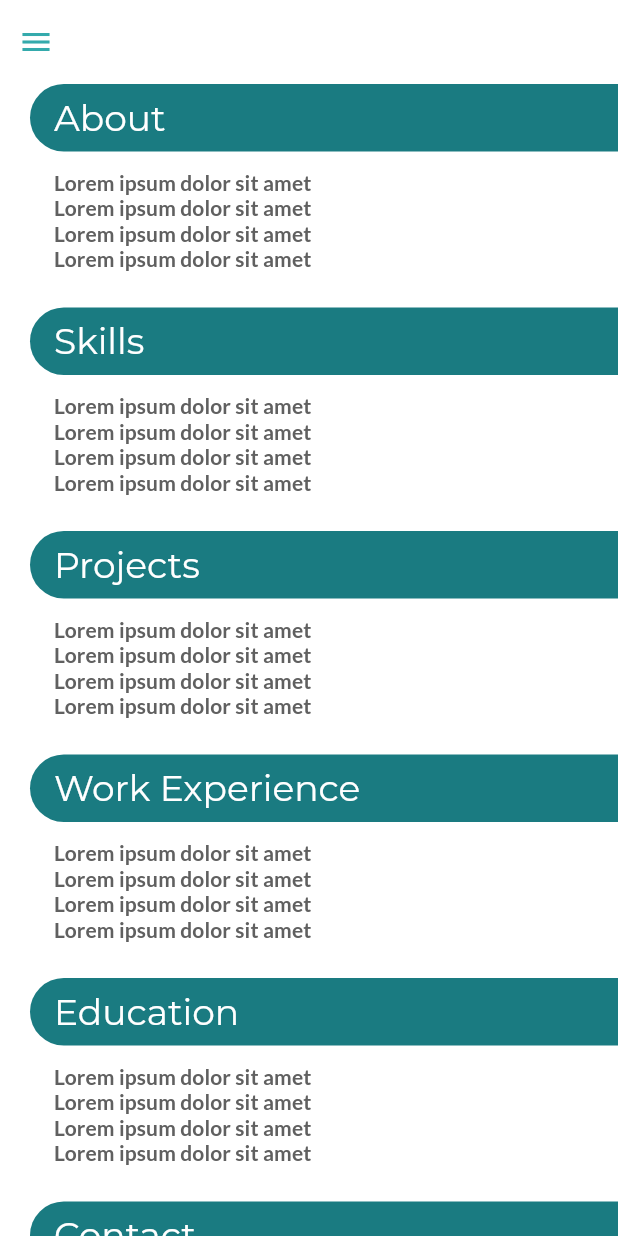
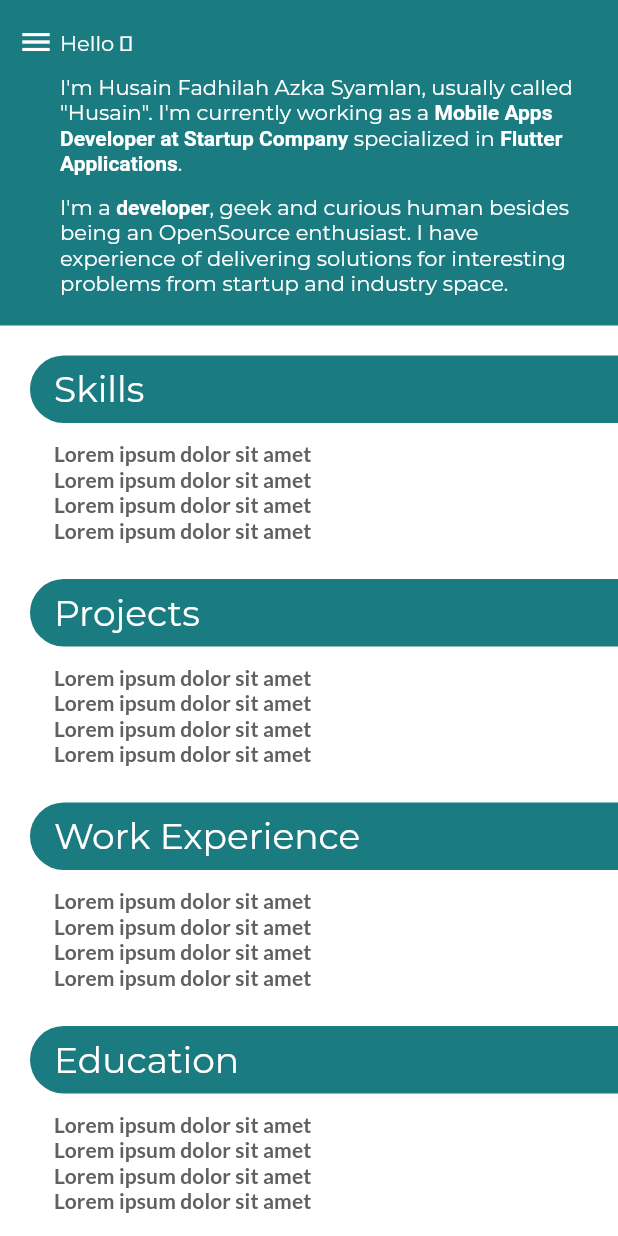
Before and after one commit to husainazkas/portfolio, a Flutter app: the screen it shows after launch, on a phone screen of 412 x 824 dp. Run offline on Flutter 3.47's test engine with Material 2 defaults, Android fonts, the phone set to English and light mode, and no system bars; our stand-ins replace cached_network_image, flutter_bloc, freezed_annotation, go_router, google_fonts.

Commit message:
add header to mobile size

```diff
--- a/lib/presentation/pages/home/home_page.dart
+++ b/lib/presentation/pages/home/home_page.dart
@@ -23,6 +23,7 @@
 }
 
 class _HomePageState extends State<HomePage> {
+  final _bodyKey = GlobalKey();
   final _controller = ScrollController();
   final _scrollCubit = ScrollListenerCubit();
 
@@ -41,14 +42,17 @@
     _scrollCubit.close();
   }
 
+  RenderBox? get _bodyBox =>
+      _bodyKey.currentContext?.findRenderObject() as RenderBox?;
+
   @override
   Widget build(BuildContext context) {
     final theme = Theme.of(context);
     return LayoutBuilder(
-      builder: (context, constaints) {
+      builder: (context, constraints) {
         final sideBarWidth =
-            constaints.maxWidth > 800 ? 300.0 : constaints.maxWidth * .35;
-        final isMobileSize = constaints.maxWidth < 600;
+            constraints.maxWidth > 800 ? 300.0 : constraints.maxWidth * .35;
+        final isMobileSize = constraints.maxWidth < 600;
         return Scaffold(
           drawer: isMobileSize
               ? SideBar(
@@ -68,10 +72,11 @@
                   children: [
                     SingleChildScrollView(
                       controller: _controller,
-                      child: Padding(
-                        padding:
-                            EdgeInsets.only(top: isMobileSize ? 18.0 : 0.0),
-                        child: const HomeBody(),
+                      child: Column(
+                        children: [
+                          if (isMobileSize) const HomeHeader(),
+                          HomeBody(isMobileSize, key: _bodyKey),
+                        ],
                       ),
                     ),
                     if (isMobileSize)
@@ -81,13 +86,27 @@
                             ScrollListenerState>(
                           bloc: _scrollCubit,
                           builder: (context, state) {
-                            final transformation =
-                                (state.offset / 25).clamp(0, 1).toDouble();
+                            final bodyHasSize =
+                                _bodyBox != null && _bodyBox!.hasSize;
+                            final bodyOffset = (bodyHasSize ? _bodyBox : null)
+                                    ?.localToGlobal(Offset.zero) ??
+                                Offset.zero;
+                            final diff = bodyOffset.dy - kToolbarHeight;
+                            final transformation = bodyOffset.dy >
+                                        kToolbarHeight ||
+                                    state.offset == 0.0
+                                ? 0.0
+                                : ((diff.isNegative ? diff.abs() : 0.0) / 50)
+                                    .clamp(0, 1)
+                                    .toDouble();
+
                             return Container(
                               height: kToolbarHeight,
                               width: double.infinity,
                               color: sideBarColor(context)
                                   .withOpacity(transformation),
+                              child: Material(
+                                type: MaterialType.transparency,
                                 child: Align(
                                   alignment: Alignment.centerLeft,
                                   child: IconButton(
@@ -95,10 +114,8 @@
                                         Scaffold.of(context).openDrawer(),
                                     icon: Icon(
                                       Icons.menu,
-                                    color: ColorTween(
-                                      begin: null,
-                                      end: Colors.white,
-                                    ).transform(transformation),
+                                      color: theme.colorScheme.onSurface,
+                                    ),
                                   ),
                                 ),
                               ),
@@ -117,16 +134,86 @@
   }
 }
 
+class HomeHeader extends StatelessWidget {
+  const HomeHeader({super.key});
+
+  @override
+  Widget build(BuildContext context) {
+    return Container(
+      color: sideBarColor(context),
+      padding: const EdgeInsets.fromLTRB(40.0, 20.0, 20.0, 20.0),
+      child: DefaultTextStyle.merge(
+        style: TextStyle(color: Theme.of(context).colorScheme.onSurface),
+        child: Column(
+          crossAxisAlignment: CrossAxisAlignment.start,
+          children: const [
+            Text('Hello \u{01f44b}'),
+            SizedBox(height: 12.0),
+            Text.rich(
+              TextSpan(
+                children: [
+                  TextSpan(
+                    text:
+                        'I\'m Husain Fadhilah Azka Syamlan, usually called "Husain". I\'m currently working as a ',
+                  ),
+                  TextSpan(
+                    text: 'Mobile Apps Developer at Startup Company',
+                    style: TextStyle(
+                      fontWeight: FontWeight.w700,
+                    ),
+                  ),
+                  TextSpan(text: ' specialized in '),
+                  TextSpan(
+                    text: 'Flutter Applications',
+                    style: TextStyle(
+                      fontWeight: FontWeight.w700,
+                    ),
+                  ),
+                  TextSpan(text: '.'),
+                ],
+              ),
+            ),
+            SizedBox(height: 12.0),
+            Text.rich(
+              TextSpan(
+                children: [
+                  TextSpan(text: 'I\'m a '),
+                  TextSpan(
+                    text: 'developer',
+                    style: TextStyle(
+                      fontWeight: FontWeight.w700,
+                    ),
+                  ),
+                  TextSpan(
+                    text:
+                        ', geek and curious human besides being an OpenSource enthusiast. I have experience of delivering solutions for interesting problems from startup and industry space.',
+                  ),
+                ],
+              ),
+            ),
+          ],
+        ),
+      ),
+    );
+  }
+}
+
 class HomeBody extends StatelessWidget {
-  const HomeBody({super.key});
+  const HomeBody(this.isMobileSize, {super.key});
+
+  final bool isMobileSize;
 
   @override
   Widget build(BuildContext context) {
     final theme = Theme.of(context);
     return Padding(
-      padding: const EdgeInsets.symmetric(vertical: 38.0),
+      padding: EdgeInsets.only(
+        top: isMobileSize ? 20.0 : 38.0,
+        bottom: 38.0,
+      ),
       child: Column(
         children: HomePage._sections
+            .sublist(isMobileSize ? 1 : 0)
             .map((e) => Section(
                   title: e.label,
                   children: [
```
Lines whose indentation alone changed are shown as unchanged.
